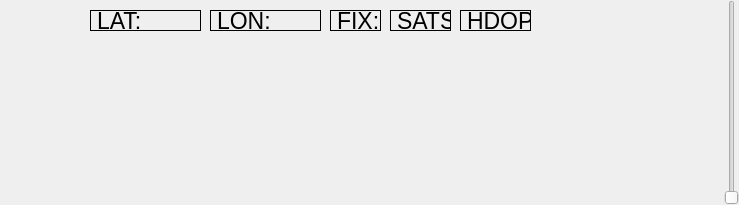
Above: src/ui/map/QGCMapTool.ui from ArduPilot/apm_planner before the change. Below: the same form after it.
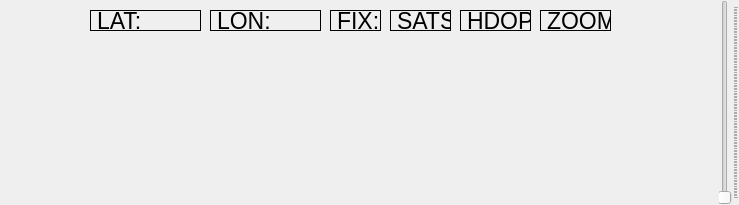
That is the form after the change. Custom widgets are drawn as their Qt base class.

Commit message: MAP Widget: Changes to support better zooming sensitivity (slider)

```diff
--- a/src/ui/map/QGCMapTool.ui
+++ b/src/ui/map/QGCMapTool.ui
@@ -32,19 +32,6 @@
    <property name="verticalSpacing">
     <number>0</number>
    </property>
-   <item row="1" column="0">
-    <widget class="QGCMapToolBar" name="toolBar" native="true"/>
-   </item>
-   <item row="0" column="1" rowspan="2">
-    <widget class="QSlider" name="zoomSlider">
-     <property name="maximum">
-      <number>60</number>
-     </property>
-     <property name="orientation">
-      <enum>Qt::Vertical</enum>
-     </property>
-    </widget>
-   </item>
    <item row="0" column="0">
     <widget class="QGCMapWidget" name="map" native="true">
      <widget class="QLabel" name="longitudeLabel">
@@ -152,6 +139,49 @@
        <string>FIX:</string>
       </property>
      </widget>
+     <widget class="QLabel" name="zoomLabel">
+      <property name="geometry">
+       <rect>
+        <x>540</x>
+        <y>10</y>
+        <width>71</width>
+        <height>21</height>
+       </rect>
+      </property>
+      <property name="font">
+       <font>
+        <pointsize>17</pointsize>
+       </font>
+      </property>
+      <property name="frameShape">
+       <enum>QFrame::Box</enum>
+      </property>
+      <property name="text">
+       <string>ZOOM:</string>
+      </property>
+     </widget>
+    </widget>
+   </item>
+   <item row="1" column="0">
+    <widget class="QGCMapToolBar" name="toolBar" native="true"/>
+   </item>
+   <item row="0" column="1" rowspan="2">
+    <widget class="QSlider" name="zoomSlider">
+     <property name="maximum">
+      <number>600</number>
+     </property>
+     <property name="pageStep">
+      <number>5</number>
+     </property>
+     <property name="orientation">
+      <enum>Qt::Vertical</enum>
+     </property>
+     <property name="tickPosition">
+      <enum>QSlider::TicksBelow</enum>
+     </property>
+     <property name="tickInterval">
+      <number>0</number>
+     </property>
     </widget>
    </item>
   </layout>
```
The commit also changes 2 other files.
